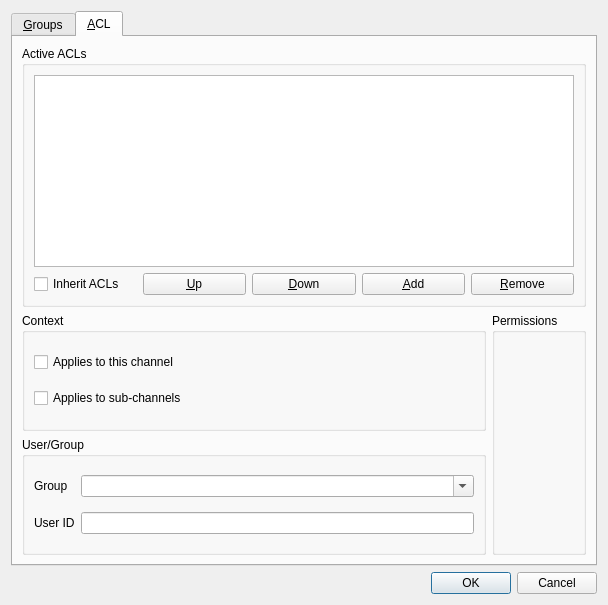
This is src/mumble/ACLEditor.ui in mumble-voip/mumble as Qt 5 draws it before an edit. The edited form follows.
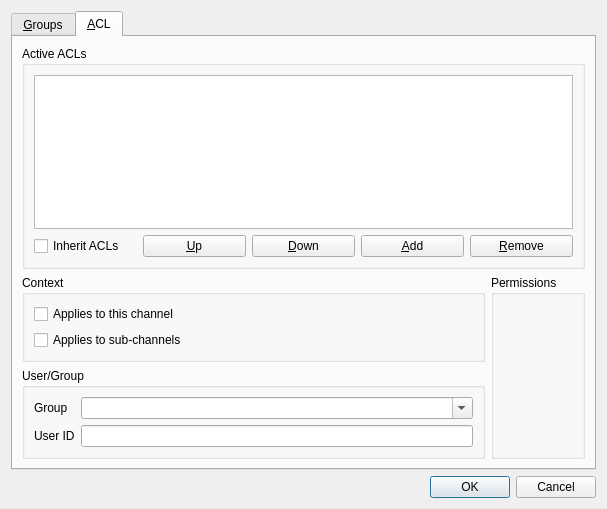
This is the edited form.

```diff
--- a/src/mumble/ACLEditor.ui
+++ b/src/mumble/ACLEditor.ui
@@ -5,8 +5,8 @@
    <rect>
     <x>0</x>
     <y>0</y>
-    <width>608</width>
-    <height>605</height>
+    <width>607</width>
+    <height>509</height>
    </rect>
   </property>
   <property name="windowTitle" >
```
